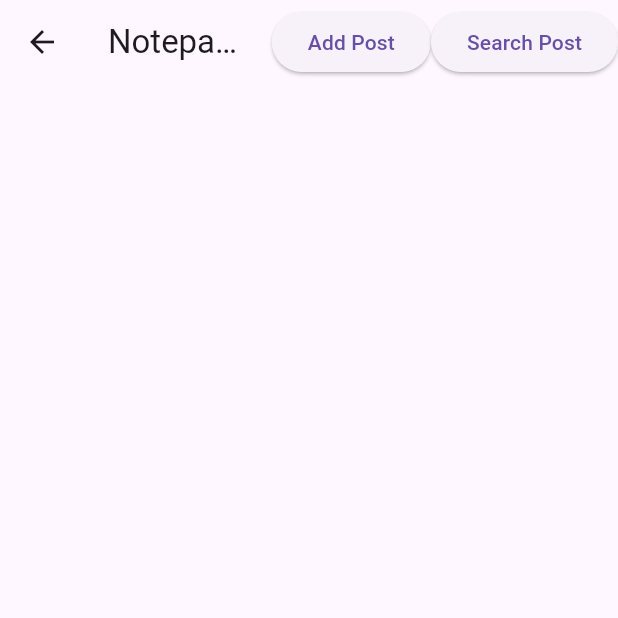
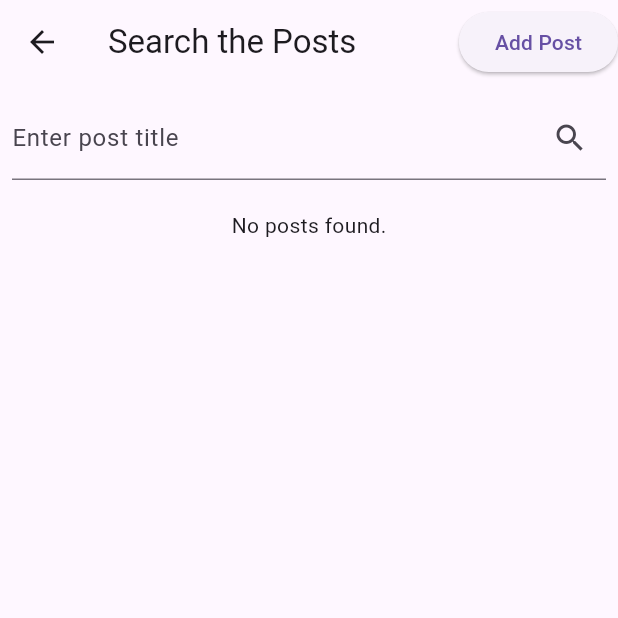
Before and after one commit to notjawad404/Flutter-Blog-App, a Flutter app: the screen it shows after launch, after a tap on "Login", on a phone screen of 412 x 824 dp, the top half of it. Run offline on Flutter 3.47's test engine with Material 3 defaults, Android fonts, the phone set to English and light mode, and no system bars; our stand-ins replace get, shared_preferences; network calls fail.

Commit message:
Updated auth and home screen

```diff
--- a/lib/controller/auth_controller.dart
+++ b/lib/controller/auth_controller.dart
@@ -29,6 +29,8 @@ class AuthController extends GetxController {
     try {
       var response = await AuthService.loginUser(email, password);
       if (response['message'] == 'Login successful') {
+        Get.snackbar('Success', 'Login successful',
+            snackPosition: SnackPosition.BOTTOM);
         await _storeUsername(response['username']);
         isAuthenticated(true);
       } else {
@@ -57,17 +59,21 @@ class AuthController extends GetxController {
   Future<void> _storeUsername(String username) async {
     final SharedPreferences prefs = await SharedPreferences.getInstance();
     await prefs.setString('username', username);
+    print('Username stored: $username'); // Debugging line
   }
 
   Future<void> _clearLocalStorage() async {
     final SharedPreferences prefs = await SharedPreferences.getInstance();
     await prefs.remove('jwtToken');
     await prefs.remove('username');
+    print('Local storage cleared'); // Debugging line
   }
 
   Future<String?> getUsername() async {
     final SharedPreferences prefs = await SharedPreferences.getInstance();
-    return prefs.getString('username');
+    String? username = prefs.getString('username');
+    print('Retrieved username: $username'); // Debugging line
+    return username;
   }
 
   Future<void> checkAuthStatus() async {
--- a/lib/controller/postsController.dart
+++ b/lib/controller/postsController.dart
@@ -35,17 +35,13 @@ class PostController extends GetxController {
     }
   }
 
-
   // Search for a post by title
- void searchPost(String title) async {
+  void searchPost(String title) async {
     try {
       isLoading(true);
       var searchedPosts = await postService.searchPost(title);
-      print(searchedPosts);
       posts.assignAll(searchedPosts);
-      print(posts);
     } catch (e) {
-      print(e.toString());
       Get.snackbar('Error', 'Failed to search the posts: ${e.toString()}');
     } finally {
       isLoading(false);
--- a/lib/view/home.dart
+++ b/lib/view/home.dart
@@ -1,31 +1,58 @@
 import 'package:flutter/material.dart';
 import 'package:flutter_blog_app/controller/postsController.dart';
+import 'package:flutter_blog_app/service/database.dart';
 import 'package:flutter_blog_app/view/add_posts_screen.dart';
-import 'package:flutter_blog_app/view/search_posts_screen.dart';
 import 'package:get/get.dart';
 
 class HomeScreen extends StatelessWidget {
+  final PostController postController = Get.put(PostController(PostService()));
+
+  HomeScreen({super.key});
   @override
   Widget build(BuildContext context) {
     final PostController postController = Get.find();
+    TextEditingController searchController = TextEditingController();
 
     return Scaffold(
       appBar: AppBar(
-        title: const Text('Notepad App1'),
+        title: const Text('Search the Posts'),
         actions: [
-          ElevatedButton(onPressed: (){
-            Navigator.push(context, MaterialPageRoute(builder: (context) => AddPostScreen()));
-          }, child: const Text('Add Post')),
-          ElevatedButton(onPressed: (){
-            Navigator.push(context, MaterialPageRoute(builder: (context) => SearchPostsScreen()));
-          }, child: const Text('Search Post')),
+          ElevatedButton(
+              onPressed: () {
+                Navigator.push(context,
+                    MaterialPageRoute(builder: (context) => AddPostScreen()));
+              },
+              child: const Text('Add Post')),
         ],
       ),
-      body: Obx(() {
+      body: Padding(
+        padding: const EdgeInsets.all(8.0),
+        child: Column(
+          children: [
+            TextField(
+              controller: searchController,
+              decoration: InputDecoration(
+                labelText: 'Enter post title',
+                suffixIcon: IconButton(
+                  icon: const Icon(Icons.search),
+                  onPressed: () {
+                    postController.searchPost(searchController.text);
+                  },
+                ),
+              ),
+            ),
+            const SizedBox(height: 20),
+            Obx(() {
               if (postController.isLoading.value) {
                 return const Center(child: CircularProgressIndicator());
-        } else {
-          return ListView.builder(
+              }
+
+              if (postController.posts.isEmpty) {
+                return const Center(child: Text('No posts found.'));
+              }
+
+              return Expanded(
+                child: ListView.builder(
                   itemCount: postController.posts.length,
                   itemBuilder: (context, index) {
                     final post = postController.posts[index];
@@ -38,15 +65,19 @@ class HomeScreen extends StatelessWidget {
                           const SizedBox(height: 5),
                           Text(
                             'Date: ${post.date}',
-                      style: const TextStyle(fontSize: 12, color: Colors.grey),
+                            style: const TextStyle(
+                                fontSize: 12, color: Colors.grey),
                           ),
                         ],
                       ),
                     );
                   },
+                ),
               );
-        }
             }),
+          ],
+        ),
+      ),
     );
   }
 }
```
Also changed, not shown: lib/service/database.dart (+6 -12 lines), lib/view/add_posts_screen.dart (+8 -3 lines), lib/view/search_posts_screen.dart (deleted, +0 -73 lines). Lines whose indentation alone changed are shown as unchanged.
